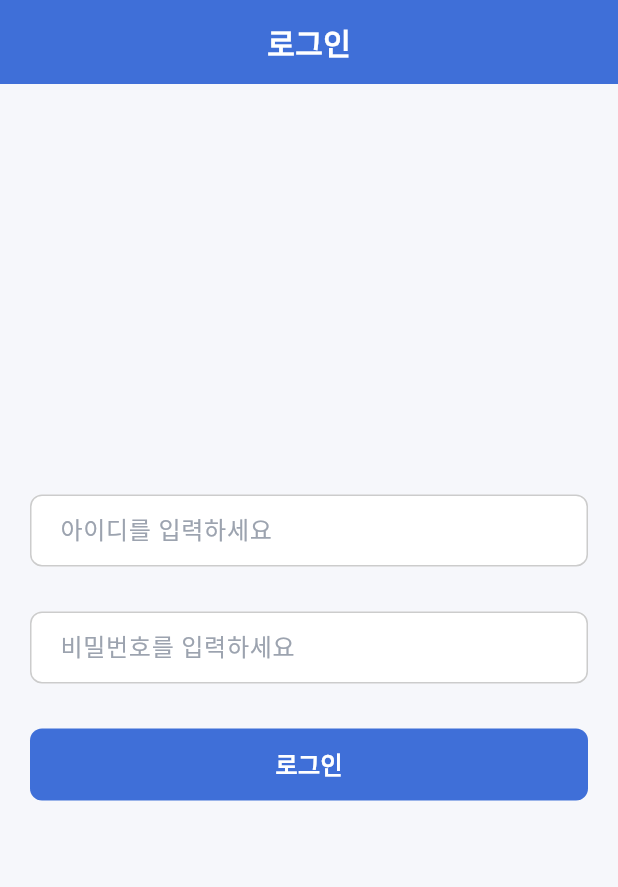
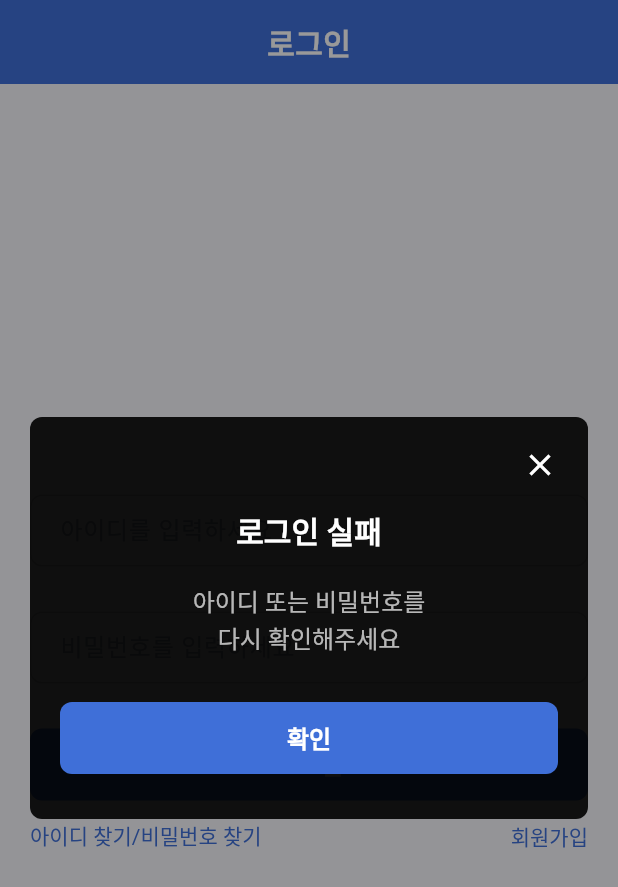
Before and after one commit to wsx9317/gypool, a Flutter app: the screen it shows after launch, after a tap on "시작하기", on a phone screen of 412 x 824 dp. Shown: the top 887 px of the screen. Run offline on Flutter 3.47's test engine with Material 3 defaults, Android fonts, the phone set to English and light mode, and no system bars; drawn by our look-alikes of styled_text; Roboto replaces fonts that are missing (Pretendard).

Commit message:
aler창 개발, 회원가입 개발중

```diff
--- a/lib/constants/constants.dart
+++ b/lib/constants/constants.dart
@@ -1,7 +1,9 @@
 const String PAGE_INTRO_PAGE = "INTRO"; //소개 화면
 const String PAGE_HOME_PAGE = "HOME"; //메인 화면
 const String PAGE_LOGIN_PAGE = "LOGIN"; //로그인 화면
-
+const String PAGE_REGISTER_PAGE = "REGISTER"; //회원가입 화면
+const String PAGE_SERCH_ID_PAGE = "SERCH_ID"; //아이디 찾기 화면
+const String PAGE_SERCH_PW_PAGE = "SERCH_PW"; //비밀번호 찾기 화면
 
 //key values
 const String KEY_USER_ID = "USER_ID"; //사용자 아이디
--- a/lib/main.dart
+++ b/lib/main.dart
@@ -7,6 +7,9 @@ import 'package:gypool/constants/constants.dart';
 import 'package:gypool/screen/Home.dart';
 import 'package:gypool/screen/Intro.dart';
 import 'package:gypool/screen/Login.dart';
+import 'package:gypool/screen/Register.dart';
+import 'package:gypool/screen/SerchId.dart';
+import 'package:gypool/screen/SerchPw.dart';
 import 'package:provider/provider.dart';
 
 Future<void> main() async {
@@ -60,6 +63,9 @@ class MyApp extends StatelessWidget {
           "/$PAGE_INTRO_PAGE": (context) => const Intro(),
           "/$PAGE_HOME_PAGE": (context) => const Home(),
           "/$PAGE_LOGIN_PAGE": (context) => const Login(),
+          "/$PAGE_REGISTER_PAGE": (context) => const Register(),
+          "/$PAGE_SERCH_ID_PAGE": (context) => const SerchId(),
+          "/$PAGE_SERCH_PW_PAGE": (context) => const SerchPw(),
         },
         home: Builder(
           builder: (BuildContext context) {
--- a/lib/screen/Login.dart
+++ b/lib/screen/Login.dart
@@ -4,8 +4,10 @@ import 'package:gypool/Widget/BackGroundWidget.dart';
 import 'package:gypool/Widget/ButoonWidget.dart';
 import 'package:gypool/Widget/InputValidationWidget.dart';
 import 'package:gypool/Widget/SpaceWidget.dart';
+import 'package:gypool/Widget/TextWidget.dart';
 import 'package:gypool/common/utils.dart';
 import 'package:gypool/constants/constants.dart';
+import 'package:gypool/screen/popup/Alert.dart';
 
 class Login extends StatefulWidget {
   const Login({super.key});
@@ -15,13 +17,17 @@ class Login extends StatefulWidget {
 }
 
 class _LoginState extends State<Login> {
-  bool isAlertShow = false;
+  bool isAlertShow = true;
+  String alertTitle = '';
+  String alertMessage = '';
   TextEditingController idController = TextEditingController();
   TextEditingController pwController = TextEditingController();
 
   @override
   void initState() {
     super.initState();
+    alertTitle = '로그인 실패';
+    alertMessage = '아이디 또는 비밀번호를\n다시 확인해주세요';
   }
 
   @override
@@ -58,6 +64,21 @@ class _LoginState extends State<Login> {
       validationVisible: false,
       vlaidationCheck: false,
       enabledBool: true,
+    );
+  }
+
+  Widget textBtn(Function() onTap, String message) {
+    return ButtonWidget(
+      onTap: onTap,
+      child: Textwidget(
+        text: message,
+        fontSize: 14,
+        fontSpacing: 0,
+        fontHeight: 1.2,
+        fontWeight: FontWeight.w400,
+        fontColor: UiColor.primary,
+        textAlign: TextAlign.right,
+      ),
     );
   }
 
@@ -114,14 +135,39 @@ class _LoginState extends State<Login> {
                 ),
               ),
             ),
+            SpaceWidget(width: 0, height: 15),
+            Row(
+              children: [
+                textBtn(() {}, '아이디 찾기/비밀번호 찾기'),
+                const Spacer(),
+                textBtn(() {
+                  Navigator.pushNamed(context, "/$PAGE_REGISTER_PAGE");
+                }, '회원가입'),
+              ],
+            ),
           ],
         ),
       ),
       backgroundColor: UiColor.background,
       footerChild: SizedBox(),
       isAlert: isAlertShow,
-      alertBackgroundColor: UiColor.black30Per,
-      alertChild: SizedBox(),
+      alertBackgroundColor: UiColor.black40Per,
+      alertChild: Alert(
+        type: 2,
+        title: alertTitle,
+        message: alertMessage,
+        buttonText1: '확인',
+        closeFunction: () {
+          setState(() {
+            isAlertShow = false;
+          });
+        },
+        buttonFunction1: () {
+          setState(() {
+            isAlertShow = false;
+          });
+        },
+      ),
     );
   }
 }
--- /dev/null
+++ b/lib/screen/popup/Alert.dart
@@ -0,0 +1,165 @@
+import 'package:flutter/material.dart';
+import 'package:gypool/Model/UiColor.dart';
+import 'package:gypool/Widget/ButoonWidget.dart';
+import 'package:gypool/Widget/SpaceWidget.dart';
+import 'package:gypool/Widget/TextWidget.dart';
+
+class Alert extends StatefulWidget {
+  final int type; // 0: info, 1: warning, 2: error
+  final Function()? closeFunction;
+  final String? title;
+  final String? message;
+  final String? buttonText1;
+  final String? buttonText2;
+  final Function()? buttonFunction1;
+  final Function()? buttonFunction2;
+
+  const Alert({
+    super.key,
+    required this.type,
+    this.closeFunction,
+    this.title,
+    this.message,
+    this.buttonText1,
+    this.buttonText2,
+    this.buttonFunction1,
+    this.buttonFunction2,
+  });
+
+  @override
+  State<Alert> createState() => _AlertState();
+}
+
+class _AlertState extends State<Alert> {
+  @override
+  Widget build(BuildContext context) {
+    return Container(
+      width: double.infinity,
+      padding: const EdgeInsets.only(top: 20, left: 20, right: 20, bottom: 30),
+      decoration: BoxDecoration(
+        borderRadius: BorderRadius.circular(8),
+        color: UiColor.black90Per,
+      ),
+      child: Column(
+        children: [
+          Row(
+            children: [
+              Spacer(),
+              ButtonWidget(
+                onTap: widget.closeFunction,
+                child: Icon(Icons.close, color: UiColor.white, size: 24),
+              ),
+            ],
+          ),
+          SpaceWidget(width: 0, height: 20),
+          Visibility(
+            visible: widget.title != null,
+            child: Column(
+              children: [
+                Textwidget(
+                  text: widget.title ?? '',
+                  fontSize: 20,
+                  fontSpacing: 0,
+                  fontHeight: 1.2,
+                  fontWeight: FontWeight.w600,
+                  fontColor: UiColor.white,
+                  textAlign: TextAlign.center,
+                ),
+                SpaceWidget(width: 0, height: 20),
+              ],
+            ),
+          ),
+          Visibility(
+            visible: widget.message != null,
+            child: Textwidget(
+              text: widget.message ?? '',
+              fontSize: 16,
+              fontSpacing: 0,
+              fontHeight: 1.5,
+              fontWeight: FontWeight.w400,
+              fontColor: UiColor.white70per,
+              textAlign: TextAlign.center,
+            ),
+          ),
+
+          SpaceWidget(width: 0, height: 30),
+          if (widget.type == 2)
+            ButtonWidget(
+              onTap: widget.buttonFunction1,
+              child: Container(
+                width: double.infinity,
+                height: 48,
+                decoration: BoxDecoration(
+                  color: UiColor.primary,
+                  borderRadius: BorderRadius.circular(8),
+                ),
+                child: Center(
+                  child: Textwidget(
+                    text: widget.buttonText1 ?? '확인',
+                    fontSize: 16,
+                    fontSpacing: 0,
+                    fontHeight: 1.2,
+                    fontWeight: FontWeight.w600,
+                    fontColor: UiColor.white100per,
+                    textAlign: TextAlign.center,
+                  ),
+                ),
+              ),
+            ),
+          if (widget.type == 0 || widget.type == 1)
+            Row(
+              children: [
+                Expanded(
+                  child: ButtonWidget(
+                    onTap: widget.buttonFunction2,
+                    child: Container(
+                      height: 48,
+                      decoration: BoxDecoration(
+                        color: UiColor.red,
+                        borderRadius: BorderRadius.circular(8),
+                      ),
+                      child: Center(
+                        child: Textwidget(
+                          text: widget.buttonText2 ?? '취소',
+                          fontSize: 16,
+                          fontSpacing: 0,
+                          fontHeight: 1.2,
+                          fontWeight: FontWeight.w600,
+                          fontColor: UiColor.white100per,
+                          textAlign: TextAlign.center,
+                        ),
+                      ),
+                    ),
+                  ),
+                ),
+                SpaceWidget(width: 10, height: 0),
+                Expanded(
+                  child: ButtonWidget(
+                    onTap: widget.buttonFunction1,
+                    child: Container(
+                      height: 48,
+                      decoration: BoxDecoration(
+                        color: UiColor.primary,
+                        borderRadius: BorderRadius.circular(8),
+                      ),
+                      child: Center(
+                        child: Textwidget(
+                          text: widget.buttonText1 ?? '확인',
+                          fontSize: 16,
+                          fontSpacing: 0,
+                          fontHeight: 1.2,
+                          fontWeight: FontWeight.w600,
+                          fontColor: UiColor.white100per,
+                          textAlign: TextAlign.center,
+                        ),
+                      ),
+                    ),
+                  ),
+                ),
+              ],
+            ),
+        ],
+      ),
+    );
+  }
+}
```
Also changed, not shown: lib/common/utils.dart (+54 -0 lines), lib/screen/Register.dart (added, +174 -0 lines), lib/screen/SerchId.dart (added, +15 -0 lines), lib/screen/SerchPw.dart (added, +15 -0 lines), lib/screen/popup/Alert1.dart (deleted, +0 -20 lines).
